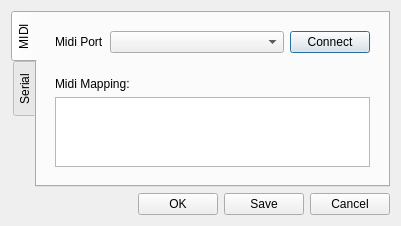
Before: the Qt Designer form configdialog.ui in minotor-org/minotor, drawn with Qt 5.
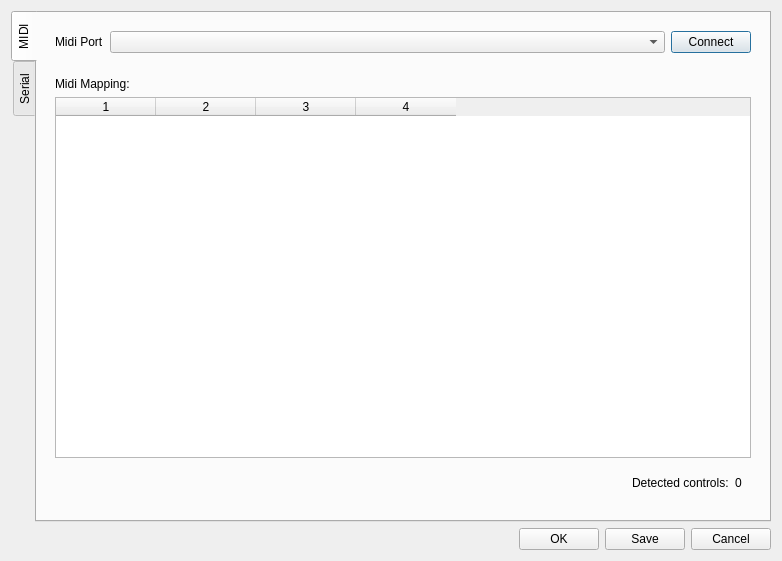
After: the same form once the commit is applied.

Commit message: Implements table to view midi mapped controls

Patch:
```diff
--- a/configdialog.ui
+++ b/configdialog.ui
@@ -6,8 +6,8 @@
    <rect>
     <x>0</x>
     <y>0</y>
-    <width>401</width>
-    <height>202</height>
+    <width>782</width>
+    <height>561</height>
    </rect>
   </property>
   <property name="windowTitle">
@@ -76,7 +76,60 @@
              </widget>
             </item>
             <item>
-             <widget class="QTableWidget" name="tableWidget"/>
+             <widget class="QTableWidget" name="tableMidiMapping">
+              <property name="columnCount">
+               <number>4</number>
+              </property>
+              <attribute name="horizontalHeaderHighlightSections">
+               <bool>false</bool>
+              </attribute>
+              <attribute name="horizontalHeaderShowSortIndicator" stdset="0">
+               <bool>true</bool>
+              </attribute>
+              <attribute name="verticalHeaderVisible">
+               <bool>false</bool>
+              </attribute>
+              <attribute name="verticalHeaderHighlightSections">
+               <bool>false</bool>
+              </attribute>
+              <column/>
+              <column/>
+              <column/>
+              <column/>
+             </widget>
+            </item>
+            <item>
+             <widget class="QWidget" name="widget_3" native="true">
+              <layout class="QHBoxLayout" name="horizontalLayout_4">
+               <item>
+                <spacer name="horizontalSpacer">
+                 <property name="orientation">
+                  <enum>Qt::Horizontal</enum>
+                 </property>
+                 <property name="sizeHint" stdset="0">
+                  <size>
+                   <width>40</width>
+                   <height>20</height>
+                  </size>
+                 </property>
+                </spacer>
+               </item>
+               <item>
+                <widget class="QLabel" name="label_2">
+                 <property name="text">
+                  <string>Detected controls:</string>
+                 </property>
+                </widget>
+               </item>
+               <item>
+                <widget class="QLabel" name="lMidiControlsCount">
+                 <property name="text">
+                  <string>0</string>
+                 </property>
+                </widget>
+               </item>
+              </layout>
+             </widget>
             </item>
            </layout>
           </widget>
```
Left out of the diff: 4 changed lines with no effect on the pictures. The commit also changes 3 other files.
